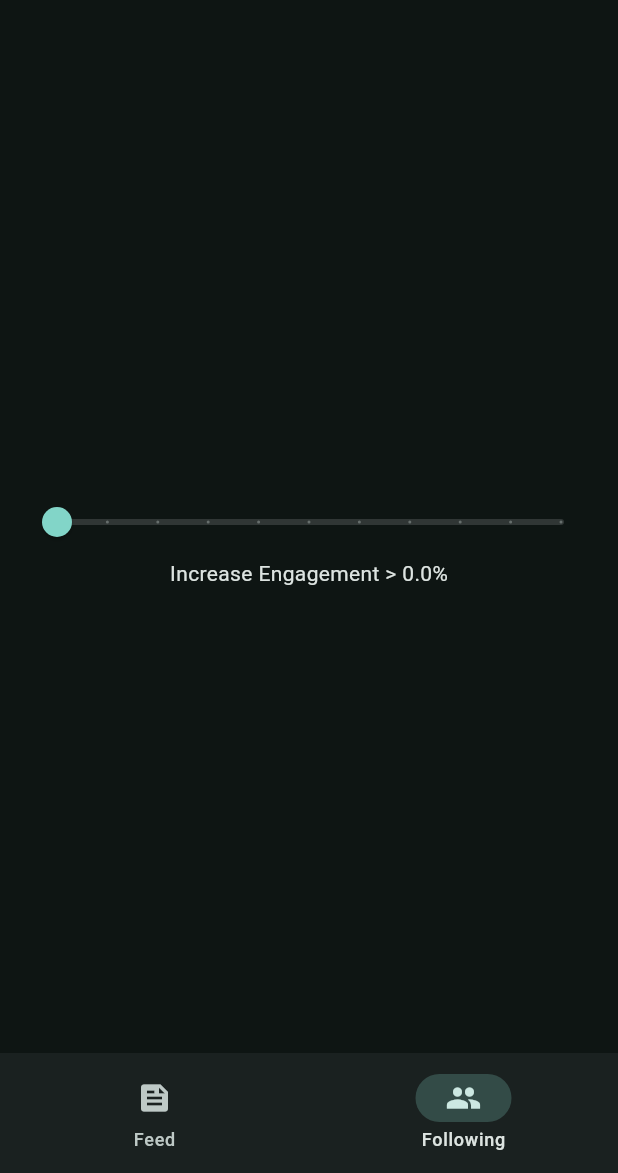
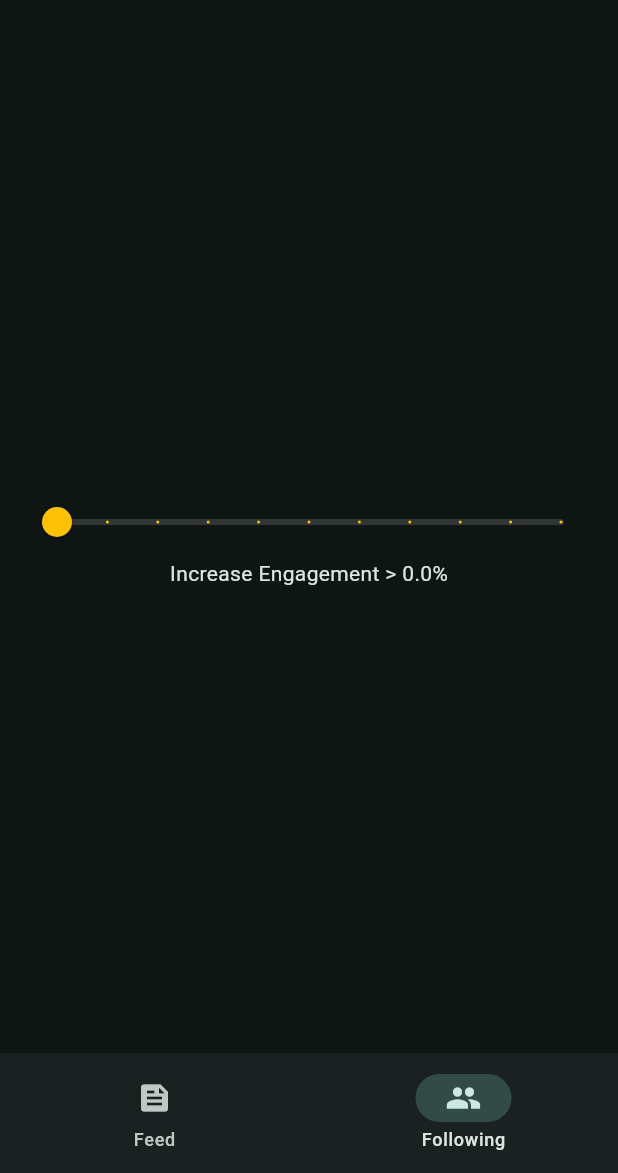
Before and after one commit to BoseSj/notToDo, a Flutter app: the screen it shows after launch, item 2 of the bottom bar chosen, on a phone screen of 412 x 824 dp, the part 63-1236 px from its top. Run offline on Flutter 3.47's test engine with Material 3 defaults, Android fonts, the phone set to English and light mode, and no system bars.

Commit message:
update: slider tint

```diff
--- a/lib/view/screens/following_screen.dart
+++ b/lib/view/screens/following_screen.dart
@@ -20,6 +20,8 @@ class _FollowingScreenState extends State<FollowingScreen> {
           children: [
             Slider(
               divisions: 10,
+              activeColor: Colors.amber,
+              thumbColor: Colors.amber,
               value: engagement,
               onChanged: (value) {
                 setState(() {
```
Also changed, not shown: 1 other file.
